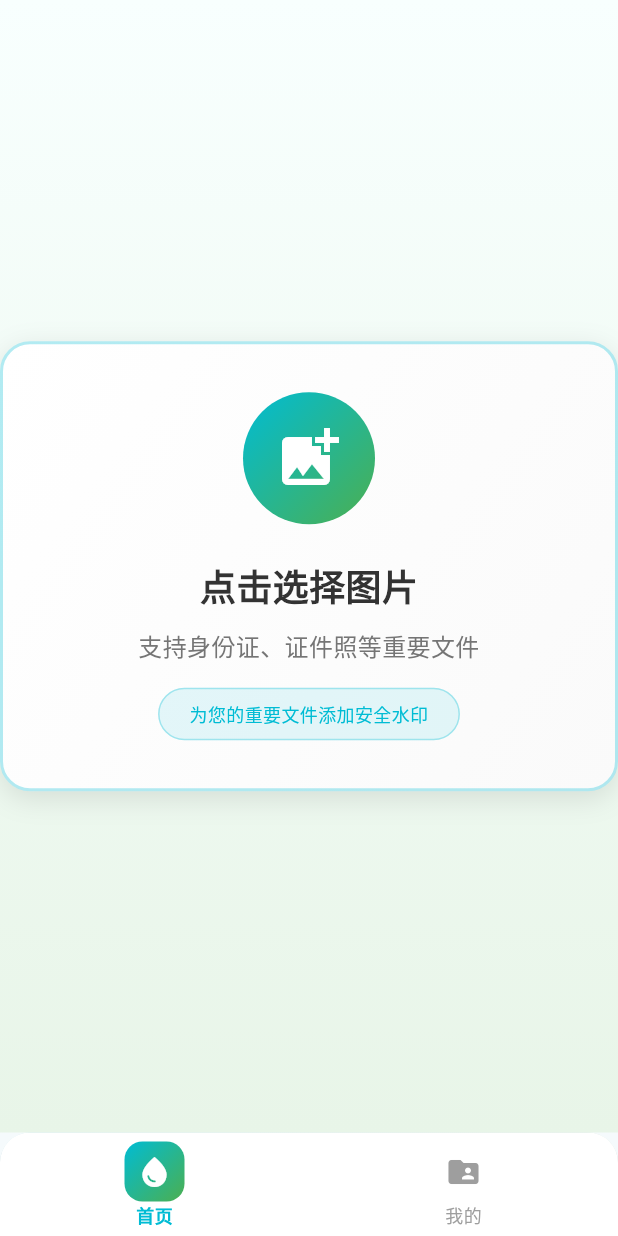
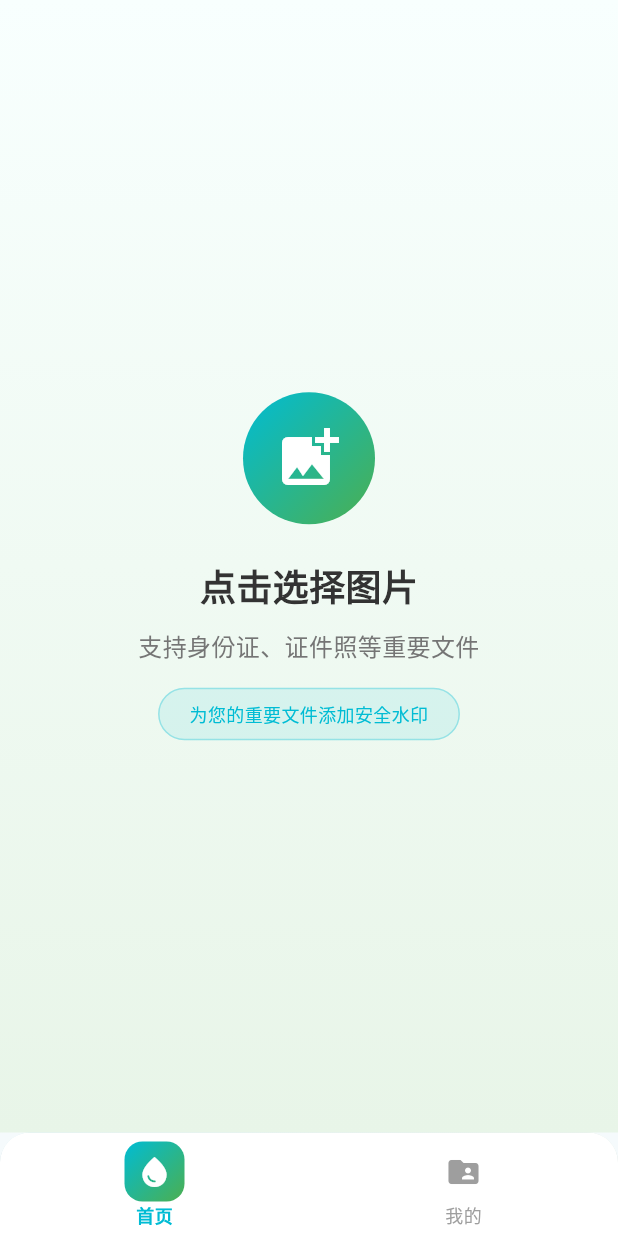
Before and after one commit to zoujinglong666/super_watermark_flutter, a Flutter app: the screen it shows after launch, on a phone screen of 412 x 824 dp. Run offline on Flutter 3.47's test engine with Material 3 defaults, Android fonts, the phone set to English and light mode, and no system bars; our stand-ins replace camera, image_picker, permission_handler, shared_preferences; missing offline and left inert: image_gallery_saver_plus.

Commit message:
refactor(layout): 优化首页和 Profile 页面布局
- 调整首页图片选择器的样式，使用 SizedBox 替代 Container
- 增加首页图片选择器的内边距，提升用户体验- 优化 Profile 页面布局，使用空闲空间更好的方式
-移除未使用的导入语句，简化代码

```diff
--- a/lib/screens/home_screen.dart
+++ b/lib/screens/home_screen.dart
@@ -4,7 +4,6 @@ import 'dart:ui' as ui;
 import 'dart:math';
 
 import 'package:flutter/material.dart';
-import 'package:flutter/rendering.dart';
 import 'package:image_picker/image_picker.dart';
 import 'package:image_gallery_saver_plus/image_gallery_saver_plus.dart';
 import 'package:path_provider/path_provider.dart';
@@ -141,7 +140,7 @@ class _HomeScreenState extends State<HomeScreen> with TickerProviderStateMixin {
                 ? // 没有选择图片时，显示居中的选择界面
                   Center(
                     child: Padding(
-                      padding: const EdgeInsets.all(0.0),
+                      padding: const EdgeInsets.all(20.0),
                       child: _buildImageSelector(),
                     ),
                   )
@@ -300,32 +299,8 @@ class _HomeScreenState extends State<HomeScreen> with TickerProviderStateMixin {
   }
 
   Widget _buildImageSelector() {
-    return Container(
+    return SizedBox(
       width:double.infinity,
-      height: _selectedImage == null ? 300 : 220,
-      padding: const EdgeInsets.all(16),// 居中显示时增加高度
-      decoration: BoxDecoration(
-        gradient: LinearGradient(
-          colors: [
-            Colors.white,
-            Colors.grey.shade50,
-          ],
-          begin: Alignment.topLeft,
-          end: Alignment.bottomRight,
-        ),
-        borderRadius: BorderRadius.circular(20),
-        border: Border.all(
-          color: const Color(0xFF00BCD4).withOpacity(0.3),
-          width: 2,
-        ),
-        boxShadow: [
-          BoxShadow(
-            color: Colors.black.withOpacity(0.1),
-            blurRadius: 15,
-            offset: const Offset(0, 5),
-          ),
-        ],
-      ),
       child: _selectedImage == null
           ? InkWell(
               onTap: _pickImage,
--- a/lib/screens/profile_screen.dart
+++ b/lib/screens/profile_screen.dart
@@ -88,7 +88,7 @@ class _ProfileScreenState extends State<ProfileScreen> {
               ],
             ),
             child: Row(
-              mainAxisAlignment: MainAxisAlignment.center,
+              mainAxisAlignment: MainAxisAlignment.spaceBetween,
               children: [
                 Container(
                   padding: const EdgeInsets.all(8),
```
